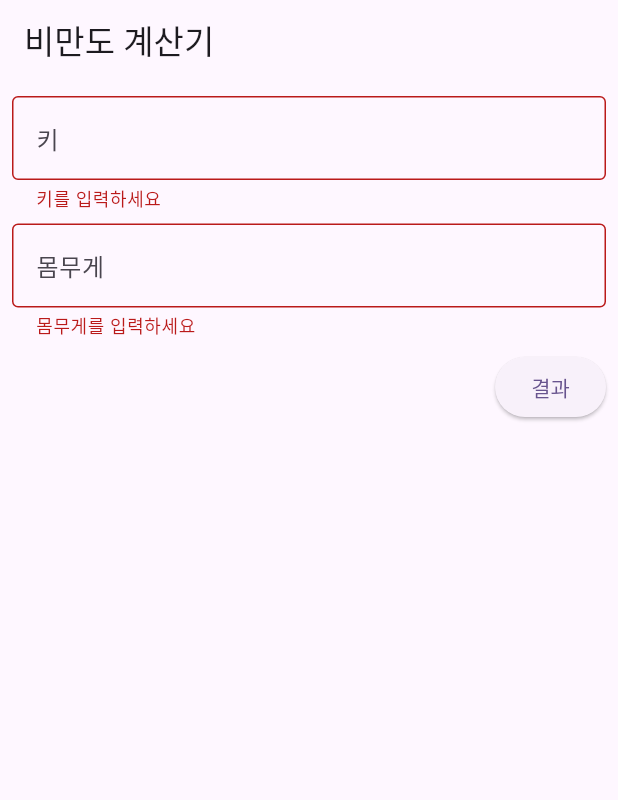
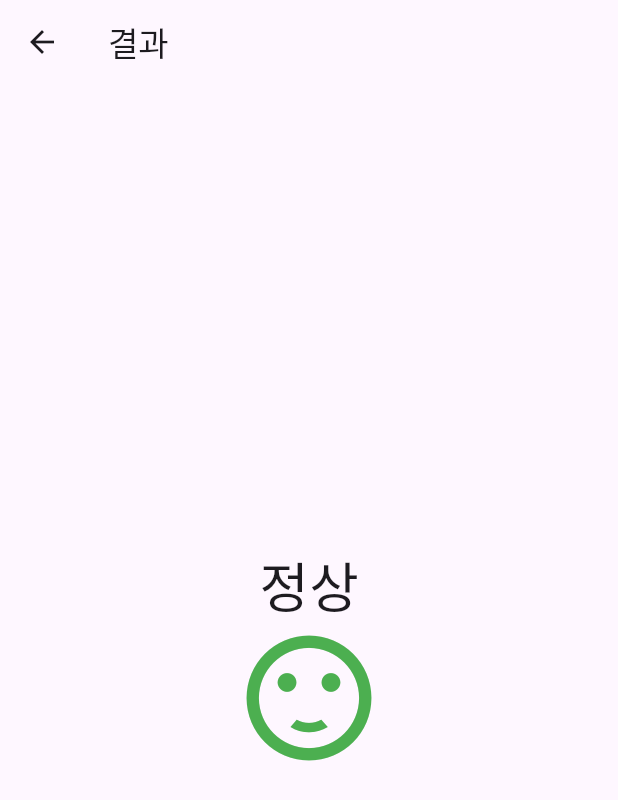
Before and after one commit to blueknarr/flutter_bmi_calculator, a Flutter app: the screen it shows after launch, after a tap on "결과", on a phone screen of 412 x 824 dp. Shown: the top 800 px of the screen. Run offline on Flutter 3.47's test engine with Material 2 defaults, Android fonts, the phone set to English and light mode, and no system bars.

Commit message:
053. 결과화면 작성

```diff
--- a/lib/main/main_screen.dart
+++ b/lib/main/main_screen.dart
@@ -1,3 +1,4 @@
+import 'package:bmi_calculator/result/result_screen.dart';
 import 'package:flutter/material.dart';
 
 class MainScreen extends StatefulWidget {
@@ -65,7 +66,19 @@ class _MainScreenState extends State<MainScreen> {
                 ElevatedButton(
                   onPressed: () {
                     /// formKey의 현재 상태가 null이면 false
-                    if (_formKey.currentState?.validate() ?? false) {}
+                    if (_formKey.currentState?.validate() ?? false) {
+                      return;
+                    }
+
+                    Navigator.push(
+                      context,
+                      MaterialPageRoute(
+                        builder: (context) => const ResultScreen(
+                          height: 180,
+                          weight: 77.5,
+                        ),
+                      ),
+                    );
                   },
                   child: const Text('결과'),
                 ),
--- /dev/null
+++ b/lib/result/result_screen.dart
@@ -0,0 +1,38 @@
+import 'package:flutter/material.dart';
+
+/// 상태 변경이 없다면 StatelessWidget을 사용한다. setState가 되지 않는다.
+class ResultScreen extends StatelessWidget {
+  final double height;
+  final double weight;
+
+  const ResultScreen({
+    Key? key,
+    required this.height,
+    required this.weight,
+  }) : super(key: key);
+
+  @override
+  Widget build(BuildContext context) {
+    return Scaffold(
+      appBar: AppBar(
+        title: const Text('결과'),
+      ),
+      body: const Center(
+        child: Column(
+          mainAxisAlignment: MainAxisAlignment.center,
+          children: [
+            Text(
+              '정상',
+              style: TextStyle(fontSize: 36),
+            ),
+            Icon(
+              Icons.sentiment_satisfied,
+              color: Colors.green,
+              size: 100,
+            ),
+          ],
+        ),
+      ),
+    );
+  }
+}
```
